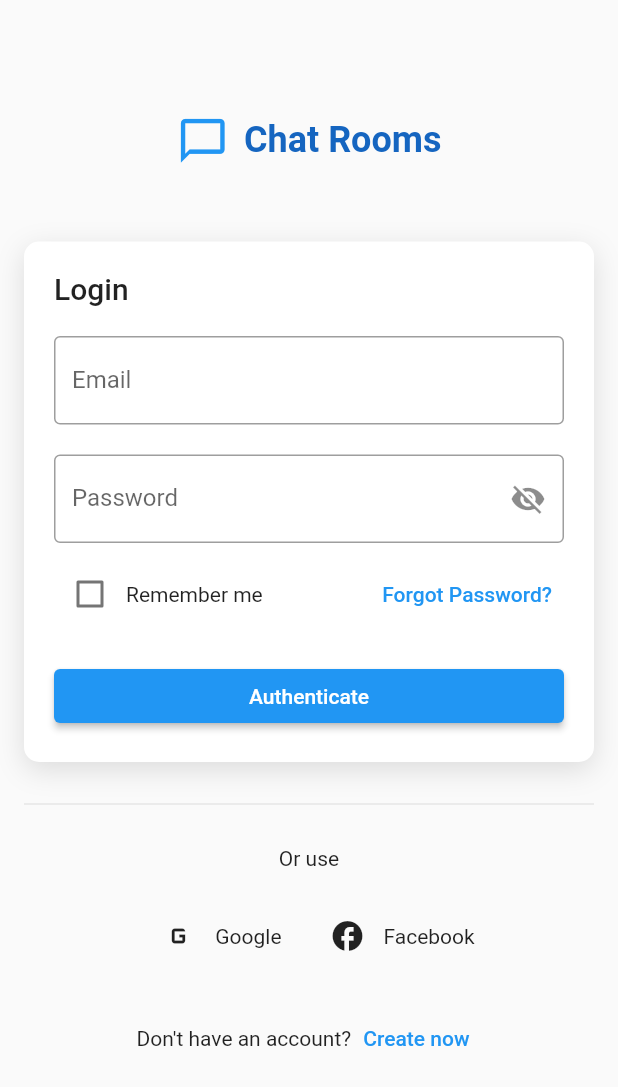
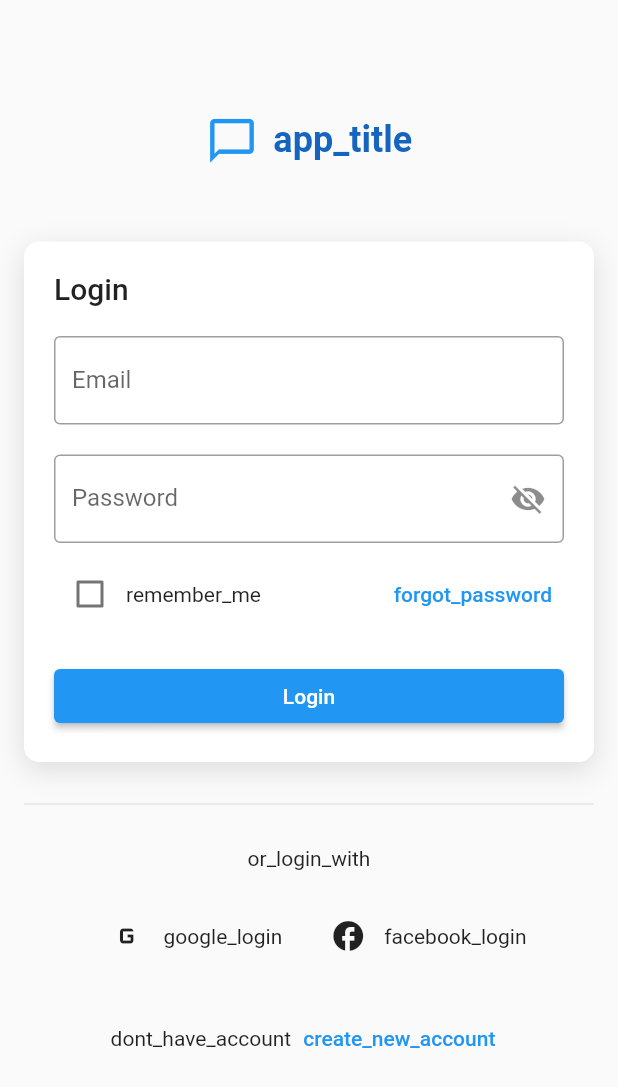
Before and after one commit to M-kusha/chatapp, a Flutter app: the screen it shows after launch, on a phone screen of 412 x 824 dp. Shown: the top 1087 px of the screen. Run offline on Flutter 3.47's test engine with Material 2 defaults, Android fonts, the phone set to English and light mode, and no system bars; our stand-ins replace cached_network_image, cloud_firestore, country_code_picker, easy_localization, firebase_auth, firebase_core and 3 more; accounts and stored records are empty; Roboto replaces fonts that are missing (CustomFont).

Commit message:
implemented translation strings

```diff
--- a/lib/login/login.dart
+++ b/lib/login/login.dart
@@ -67,7 +67,7 @@ class LoginPageState extends State<LoginPage> {
                         size: 35, color: Colors.blue),
                     const SizedBox(width: 10),
                     Text(
-                      'Chat Rooms',
+                      'app_title'.tr(),
                       style: TextStyle(
                         fontSize: 24,
                         fontWeight: FontWeight.bold,
@@ -108,7 +108,8 @@ class LoginPageState extends State<LoginPage> {
       child: Column(
         crossAxisAlignment: CrossAxisAlignment.stretch,
         children: [
-          Text('Login', style: Theme.of(context).textTheme.titleLarge),
+          Text('login_title'.tr(),
+              style: Theme.of(context).textTheme.titleLarge),
           const SizedBox(height: 20),
           _buildEmailField(),
           const SizedBox(height: 20),
@@ -127,7 +128,7 @@ class LoginPageState extends State<LoginPage> {
                       });
                     },
                   ),
-                  const Text('Remember me').tr(),
+                  const Text('remember_me').tr(),
                 ],
               ),
               Align(
@@ -135,7 +136,7 @@ class LoginPageState extends State<LoginPage> {
                 child: TextButton(
                   onPressed: () =>
                       Navigator.pushNamed(context, '/forgot-password'),
-                  child: const Text("Forgot Password?").tr(),
+                  child: const Text("forgot_password").tr(),
                 ),
               ),
             ],
@@ -198,7 +199,7 @@ class LoginPageState extends State<LoginPage> {
   Widget _buildLoginButton() {
     return ElevatedButton(
       onPressed: _handleLogin,
-      child: const Text('Authenticate').tr(),
+      child: const Text('login_button').tr(),
     );
   }
 
@@ -207,7 +208,7 @@ class LoginPageState extends State<LoginPage> {
       children: [
         const Divider(),
         const SizedBox(height: 20),
-        const Text('Or use').tr(),
+        const Text('or_login_with').tr(),
         const SizedBox(height: 20),
         Row(
           mainAxisAlignment: MainAxisAlignment.center,
@@ -218,7 +219,7 @@ class LoginPageState extends State<LoginPage> {
                 // Handle Google login
               },
             ),
-            const Text('Google').tr(),
+            const Text('google_login').tr(),
             const SizedBox(width: 20),
             IconButton(
               icon: const Icon(Icons.facebook),
@@ -226,7 +227,7 @@ class LoginPageState extends State<LoginPage> {
                 // Handle Facebook login
               },
             ),
-            const Text('Facebook').tr(),
+            const Text('facebook_login').tr(),
           ],
         ),
       ],
@@ -237,10 +238,10 @@ class LoginPageState extends State<LoginPage> {
     return Row(
       mainAxisAlignment: MainAxisAlignment.center,
       children: [
-        const Text("Don't have an account?").tr(),
+        const Text("dont_have_account").tr(),
         TextButton(
           onPressed: () => Navigator.pushNamed(context, '/register'),
-          child: const Text('Create now').tr(),
+          child: const Text('create_new_account').tr(),
         ),
       ],
     );
```
